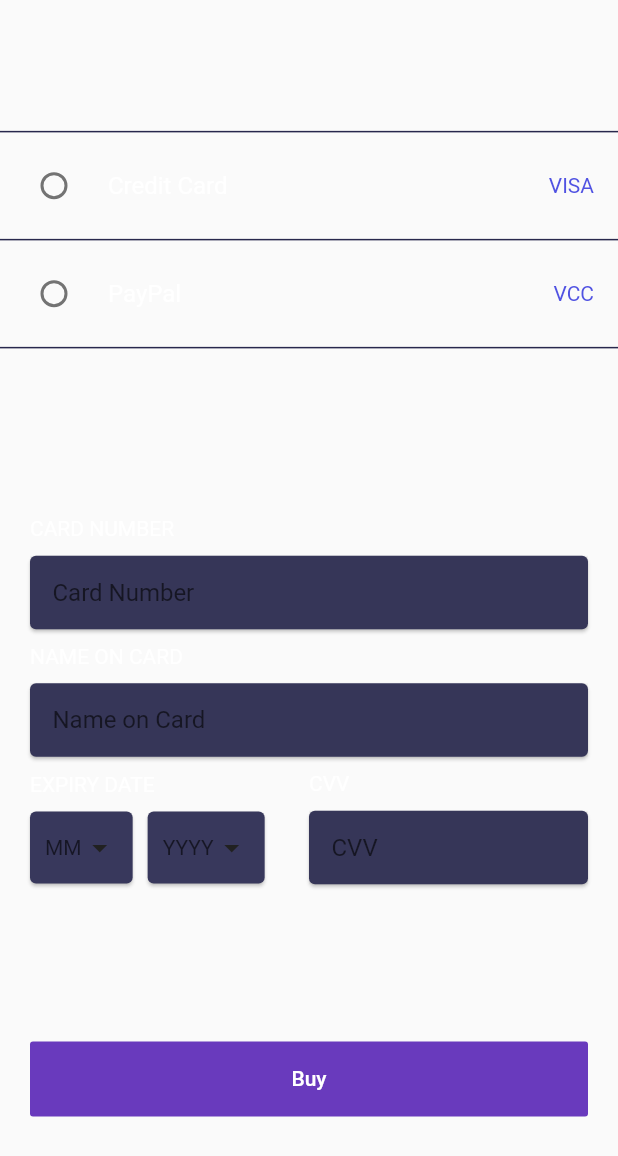
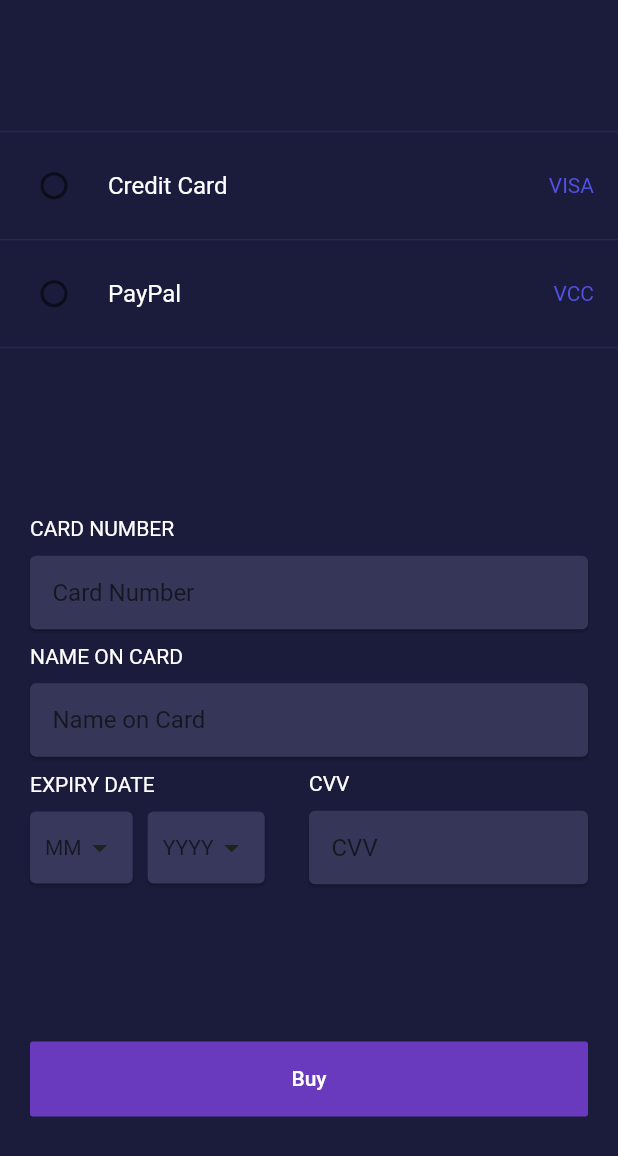
Before and after one commit to jyothir10/bus_locator, a Flutter app: the PaymentScreen screen opened directly, on a phone screen of 412 x 824 dp. Shown: the top 1156 px of the screen. Run offline on Flutter 3.47's test engine with Material 2 defaults, Android fonts, the phone set to English and light mode, and no system bars; our stand-ins replace cloud_firestore, equatable, firebase_auth, flutter_bloc, font_awesome_flutter, google_maps_flutter and 3 more; missing offline and left inert: flutter_facebook_login; accounts and stored records are empty; project files that could hold a hidden picture were left out.

```diff
--- a/lib/Payment/screens/paymentscreen.dart
+++ b/lib/Payment/screens/paymentscreen.dart
@@ -1,3 +1,4 @@
+import 'package:bus_locator/Components/Constants.dart';
 import 'package:flutter/material.dart';
 import 'additionals.dart';
 import 'classes.dart';
@@ -19,6 +20,7 @@ void main() => runApp(MaterialApp(
     ));
 
 class PaymentScreen extends StatefulWidget {
+  static const String id = 'Payment_Screen';
   @override
   _PaymentScreenState createState() => _PaymentScreenState();
 }
@@ -46,7 +48,10 @@ class _PaymentScreenState extends State<PaymentScreen> {
 
   @override
   Widget build(BuildContext context) {
-    return Column(
+    return Scaffold(
+      backgroundColor: kPageBackgroundColor,
+      body: SafeArea(
+        child: Column(
           mainAxisAlignment: MainAxisAlignment.spaceEvenly,
           children: <Widget>[
             Column(
@@ -128,7 +133,8 @@ class _PaymentScreenState extends State<PaymentScreen> {
                                       items: buildDropDownMenuMonthItems(),
                                       onChanged: (Months newvalueselected) {
                                         setState(() {
-                                      currentValueSelected = newvalueselected;
+                                          currentValueSelected =
+                                              newvalueselected;
                                         });
                                       },
                                       value: currentValueSelected,
@@ -198,6 +204,8 @@ class _PaymentScreenState extends State<PaymentScreen> {
             ),
             createButton("Buy"),
           ],
+        ),
+      ),
     );
   }
 }
--- a/lib/main.dart
+++ b/lib/main.dart
@@ -1,5 +1,6 @@
 import 'package:bus_locator/Components/TabBar.dart';
 import 'package:bus_locator/Navigation/mapScreen.dart';
+import 'package:bus_locator/Payment/screens/paymentscreen.dart';
 import 'package:bus_locator/screens/CartScreen.dart';
 import 'package:bus_locator/screens/cart_profile.dart';
 import 'package:bus_locator/screens/destination_screen.dart';
@@ -30,6 +31,7 @@ class MyApp extends StatelessWidget {
         CartProfile.id: (context) => CartProfile(),
         WelcomeScreen.id: (context) => WelcomeScreen(),
         TabBarClass.id: (context) => TabBarClass(),
+        PaymentScreen.id: (context) => PaymentScreen(),
       },
       debugShowCheckedModeBanner: false,
       title: 'TheGorgeousLogin',
--- a/lib/screens/cart_profile.dart
+++ b/lib/screens/cart_profile.dart
@@ -1,5 +1,6 @@
 import 'package:bus_locator/Components/Constants.dart';
 import 'package:bus_locator/Components/RoundedButton.dart';
+import 'package:bus_locator/Payment/screens/paymentscreen.dart';
 import 'package:flutter/cupertino.dart';
 import 'package:flutter/material.dart';
 import 'package:bus_locator/Components/BottomBar.dart';
@@ -64,6 +65,7 @@ class _CartProfileState extends State<CartProfile> {
                     textSize: 18,
                     onPress: () {
                       //TODO: implement logout
+                      Navigator.pushNamed(context, PaymentScreen.id);
                     },
                   ),
                 ),
```
Lines whose indentation alone changed are shown as unchanged.
